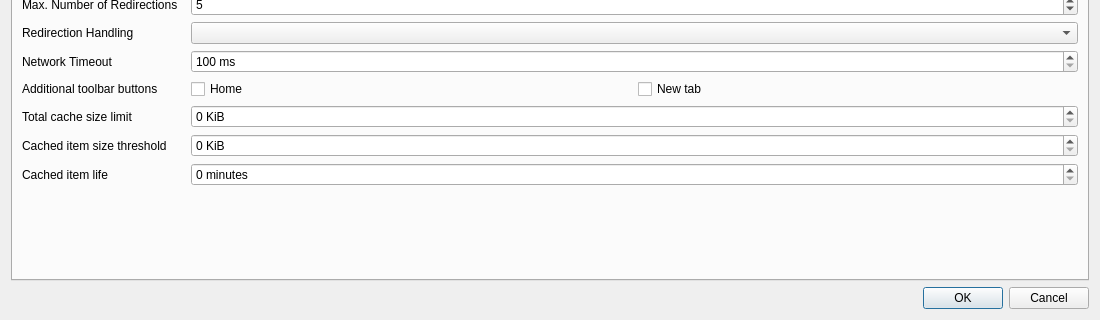
ikskuh/kristall, file src/dialogs/settingsdialog.ui: the form before one commit; both pictures show x 0 to 1100 and y 401 to 721 of the 1100 by 721 pixel window.
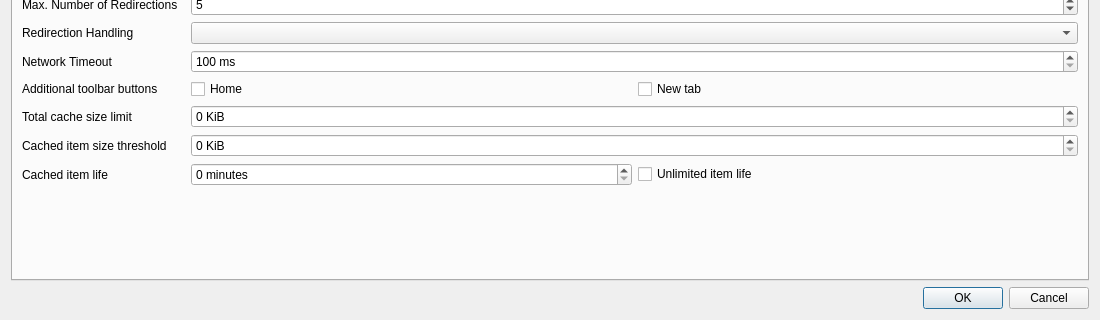
The form after the commit. Icons and pictures are not drawn. Custom widgets are drawn as their Qt base class.

Commit message: Add unlimited cache life option

Diff of the .ui file:
```diff
--- a/src/dialogs/settingsdialog.ui
+++ b/src/dialogs/settingsdialog.ui
@@ -500,6 +500,8 @@
         </widget>
        </item>
        <item row="19" column="1">
+        <layout class="QHBoxLayout" name="horizontalLayout_25">
+         <item>
         <widget class="QSpinBox" name="cache_life">
          <property name="suffix">
           <string> minutes</string>
@@ -512,6 +514,18 @@
          </property>
         </widget>
        </item>
+         <item>
+          <widget class="QCheckBox" name="enable_unlimited_cache_life">
+           <property name="text">
+            <string>Unlimited item life</string>
+           </property>
+           <property name="toolTip">
+            <string>Sets cached items to be unexpirable. Items will only be removed if the cache is full.</string>
+           </property>
+          </widget>
+         </item>
+        </layout>
+       </item>
 
       </layout>
      </widget>
```
Left out of the diff: 1 changed line with no effect on the pictures. Lines whose indentation alone changed are shown as unchanged. The commit also changes 5 other files.
